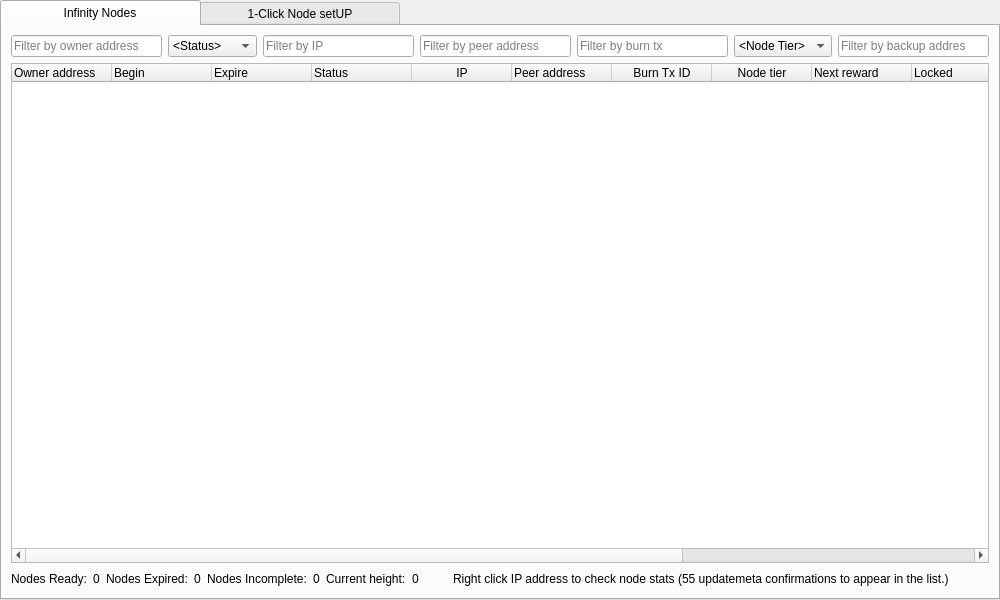
Before: the Qt Designer form src/qt/forms/masternodelist.ui in hardwarewise/SIN-core, drawn with Qt 5.
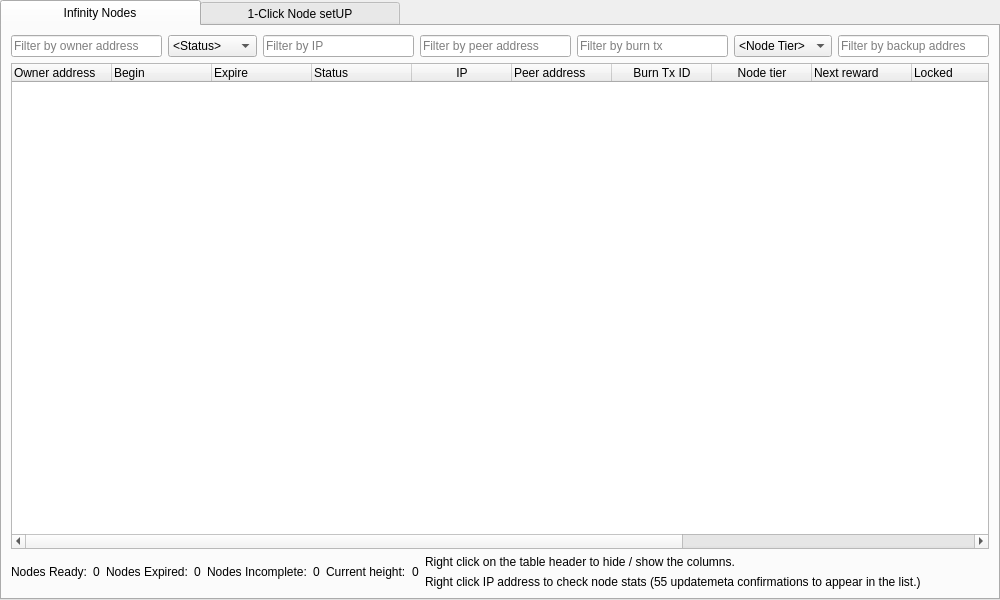
After: the same form once the commit is applied. Icons and pictures are not drawn.

Commit message: [DIN list] add header menu hint label

Diff of the .ui file:
```diff
--- a/src/qt/forms/masternodelist.ui
+++ b/src/qt/forms/masternodelist.ui
@@ -262,7 +262,7 @@
           </widget>
          </item>
          <item>
-          <layout class="QHBoxLayout" name="horizontalLayout_6" stretch="0,0,0,0,0,0,0,0,10,50,0">
+          <layout class="QHBoxLayout" name="horizontalLayout_6" stretch="0,0,0,0,0,0,0,0,0,10,0">
            <property name="bottomMargin">
             <number>0</number>
            </property>
@@ -322,6 +322,33 @@
              </property>
             </widget>
            </item>
+           <item>
+            <layout class="QVBoxLayout" name="verticalLayout_5">
+             <property name="topMargin">
+              <number>0</number>
+             </property>
+             <item>
+              <widget class="QLabel" name="label_13">
+               <property name="text">
+                <string>Right click on the table header to hide / show the columns.</string>
+               </property>
+               <property name="alignment">
+                <set>Qt::AlignLeading|Qt::AlignLeft|Qt::AlignVCenter</set>
+               </property>
+              </widget>
+             </item>
+             <item>
+              <widget class="QLabel" name="label">
+               <property name="styleSheet">
+                <string notr="true"/>
+               </property>
+               <property name="text">
+                <string>Right click IP address to check node stats (55 updatemeta confirmations to appear in the list.)</string>
+               </property>
+              </widget>
+             </item>
+            </layout>
+           </item>
            <item>
             <spacer name="horizontalSpacer_6">
              <property name="orientation">
@@ -335,16 +362,6 @@
              </property>
             </spacer>
            </item>
-           <item>
-            <widget class="QLabel" name="label">
-             <property name="styleSheet">
-              <string notr="true"/>
-             </property>
-             <property name="text">
-              <string>Right click IP address to check node stats (55 updatemeta confirmations to appear in the list.)</string>
-             </property>
-            </widget>
-           </item>
            <item>
             <spacer name="horizontalSpacer">
              <property name="orientation">
```
